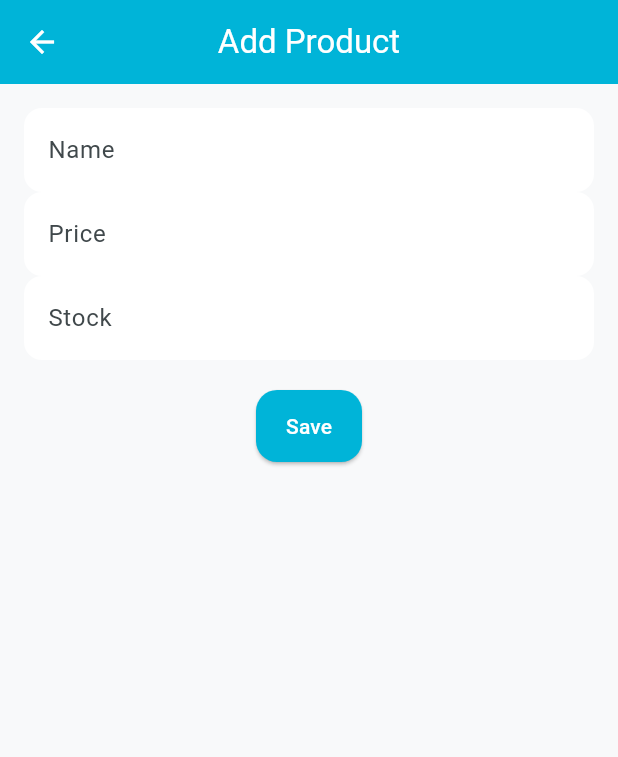
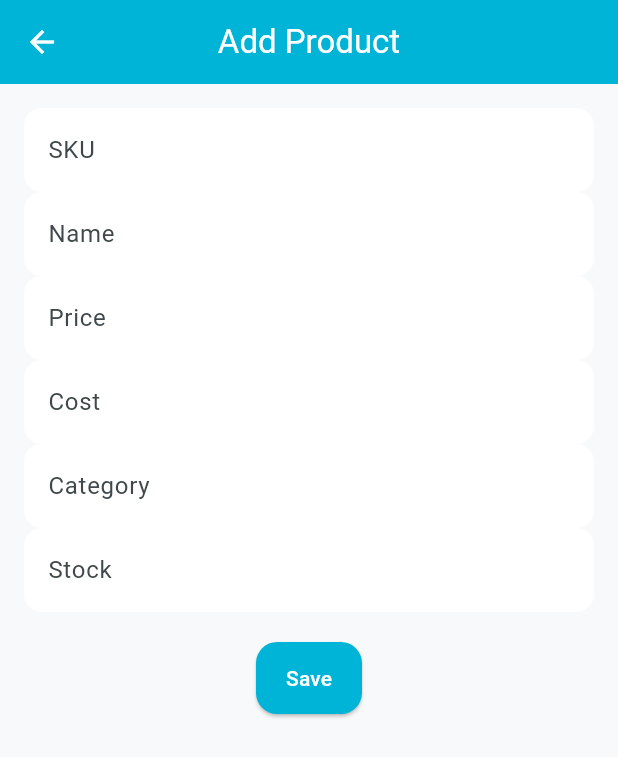
Before and after one commit to rabeelfatma/Flutter-Sp23-BSE-032-6A-Rabeel-Fatima, a Flutter app: the InventoryListScreen screen opened by its route, after a tap on the "add" icon, on a phone screen of 412 x 824 dp. Shown: the top 757 px of the screen. Run offline on Flutter 3.47's test engine with Material 3 defaults, Android fonts, the phone set to English and light mode, and no system bars; our stand-ins replace cloud_firestore, csv, fl_chart, flutter_local_notifications, font_awesome_flutter, google_fonts and 7 more; missing offline and left inert: android_intent_plus; accounts and stored records are empty.

Commit message:
Commit 2: Product & Inventory Management

```diff
--- a/labfinal/pospharmacy/lib/database/sqlite_helper.dart
+++ b/labfinal/pospharmacy/lib/database/sqlite_helper.dart
@@ -16,7 +16,7 @@ class SQLiteHelper {
     String path = join(await getDatabasesPath(), 'pospharmacy.db');
     return await openDatabase(
       path,
-      version: 3,
+      version: 4,
       onCreate: _onCreate,
       onUpgrade: _onUpgrade,
     );
@@ -27,10 +27,23 @@ class SQLiteHelper {
     await db.execute('''
       CREATE TABLE products(
         id INTEGER PRIMARY KEY AUTOINCREMENT,
+        sku TEXT,
         name TEXT,
         price REAL,
+        cost REAL,
+        category TEXT,
         stock INTEGER,
         synced INTEGER DEFAULT 0
+      )
+    ''');
+
+    await db.execute('''
+      CREATE TABLE stock_history(
+        id INTEGER PRIMARY KEY AUTOINCREMENT,
+        product_id INTEGER,
+        change INTEGER,
+        type TEXT,  -- in/out
+        date TEXT
       )
     ''');
 
@@ -101,6 +114,18 @@ class SQLiteHelper {
         )
       ''');
     }
+
+    if (oldVersion < 4) {
+      await db.execute('''
+        CREATE TABLE IF NOT EXISTS stock_history(
+          id INTEGER PRIMARY KEY AUTOINCREMENT,
+          product_id INTEGER,
+          change INTEGER,
+          type TEXT,
+          date TEXT
+        )
+      ''');
+    }
   }
 
   // ---------------- PRODUCTS ----------------
@@ -141,6 +166,22 @@ class SQLiteHelper {
       {'stock': newStock},
       where: 'id = ?',
       whereArgs: [productId],
+    );
+  }
+
+  // ---------------- STOCK HISTORY ----------------
+  static Future<int> insertStockHistory(Map<String, dynamic> row) async {
+    final db = await database;
+    return db.insert('stock_history', row);
+  }
+
+  static Future<List<Map<String, dynamic>>> getStockHistory(int productId) async {
+    final db = await database;
+    return db.query(
+      'stock_history',
+      where: 'product_id = ?',
+      whereArgs: [productId],
+      orderBy: 'date DESC',
     );
   }
 
@@ -191,7 +232,6 @@ class SQLiteHelper {
     return db.delete('customers', where: 'id = ?', whereArgs: [id]);
   }
 
-  /// ✅ FIXED: Customer purchase history (latest first)
   static Future<List<Map<String, dynamic>>> getCustomerHistory(int customerId) async {
     final db = await database;
     return db.query(
@@ -202,7 +242,6 @@ class SQLiteHelper {
     );
   }
 
-  /// ✅ Walk-in customer sales (no customer_id)
   static Future<List<Map<String, dynamic>>> getWalkInSales() async {
     final db = await database;
     return db.query(
--- a/labfinal/pospharmacy/lib/models/product_model.dart
+++ b/labfinal/pospharmacy/lib/models/product_model.dart
@@ -1,57 +1,74 @@
 class ProductModel {
   int? id;
+  String sku;
   String name;
   double price;
+  double cost;
+  String category;
   int stock;
   int synced; // 0 = not synced, 1 = synced
 
   ProductModel({
     this.id,
+    required this.sku,
     required this.name,
     required this.price,
+    required this.cost,
+    required this.category,
     required this.stock,
     this.synced = 0,
   });
 
-  // Convert to Map for SQLite
   Map<String, dynamic> toMap() {
     return {
       'id': id,
+      'sku': sku,
       'name': name,
       'price': price,
+      'cost': cost,
+      'category': category,
       'stock': stock,
       'synced': synced,
     };
   }
 
-  // Convert from SQLite Map to ProductModel
   factory ProductModel.fromMap(Map<String, dynamic> map) {
     return ProductModel(
       id: map['id'],
-      name: map['name'],
+      sku: map['sku'] ?? '',
+      name: map['name'] ?? '',
       price: map['price']?.toDouble() ?? 0.0,
+      cost: map['cost']?.toDouble() ?? 0.0,
+      category: map['category'] ?? '',
       stock: map['stock'] ?? 0,
       synced: map['synced'] ?? 0,
     );
   }
 
-  // Copy for updates
   ProductModel copyWith({
     int? id,
+    String? sku,
     String? name,
     double? price,
+    double? cost,
+    String? category,
     int? stock,
     int? synced,
   }) {
     return ProductModel(
       id: id ?? this.id,
+      sku: sku ?? this.sku,
       name: name ?? this.name,
       price: price ?? this.price,
+      cost: cost ?? this.cost,
+      category: category ?? this.category,
       stock: stock ?? this.stock,
       synced: synced ?? this.synced,
     );
   }
 
   @override
-  String toString() => 'Product(id: $id, name: $name, price: $price, stock: $stock, synced: $synced)';
+  String toString() {
+    return 'Product(id: $id, sku: $sku, name: $name, price: $price, cost: $cost, category: $category, stock: $stock, synced: $synced)';
+  }
 }
--- a/labfinal/pospharmacy/lib/ui/inventory/add_product_screen.dart
+++ b/labfinal/pospharmacy/lib/ui/inventory/add_product_screen.dart
@@ -11,15 +11,41 @@ class AddProductScreen extends StatefulWidget {
 
 class _AddProductScreenState extends State<AddProductScreen> {
   final _formKey = GlobalKey<FormState>();
+  String sku = '';
   String name = '';
   double price = 0;
+  double cost = 0;
+  String category = '';
   int stock = 0;
 
   void _saveProduct() async {
     if (_formKey.currentState!.validate()) {
       _formKey.currentState!.save();
-      final product = ProductModel(name: name, price: price, stock: stock);
-      await SQLiteHelper.insertProduct(product.toMap());
+      final product = ProductModel(
+        sku: sku,
+        name: name,
+        price: price,
+        cost: cost,
+        category: category,
+        stock: stock,
+      );
+      int productId = await SQLiteHelper.insertProduct(product.toMap());
+
+      // Inventory Control: Stock History
+      await SQLiteHelper.insertStockHistory({
+        'product_id': productId,
+        'change': stock,
+        'type': 'in',
+        'date': DateTime.now().toIso8601String(),
+      });
+
+      // Low stock alert
+      if (stock <= 5) {
+        ScaffoldMessenger.of(context).showSnackBar(
+          SnackBar(content: Text('Warning: Low stock (${stock})!')),
+        );
+      }
+
       Navigator.pop(context);
     }
   }
@@ -32,8 +58,14 @@ class _AddProductScreenState extends State<AddProductScreen> {
         padding: const EdgeInsets.all(16),
         child: Form(
           key: _formKey,
+          child: SingleChildScrollView(
             child: Column(
               children: [
+                TextFormField(
+                  decoration: const InputDecoration(labelText: 'SKU'),
+                  validator: (v) => v!.isEmpty ? 'Enter SKU' : null,
+                  onSaved: (v) => sku = v!,
+                ),
                 TextFormField(
                   decoration: const InputDecoration(labelText: 'Name'),
                   validator: (v) => v!.isEmpty ? 'Enter name' : null,
@@ -47,6 +79,18 @@ class _AddProductScreenState extends State<AddProductScreen> {
                   onSaved: (v) => price = double.parse(v!),
                 ),
                 TextFormField(
+                  decoration: const InputDecoration(labelText: 'Cost'),
+                  keyboardType:
+                  const TextInputType.numberWithOptions(decimal: true),
+                  validator: (v) => v!.isEmpty ? 'Enter cost' : null,
+                  onSaved: (v) => cost = double.parse(v!),
+                ),
+                TextFormField(
+                  decoration: const InputDecoration(labelText: 'Category'),
+                  validator: (v) => v!.isEmpty ? 'Enter category' : null,
+                  onSaved: (v) => category = v!,
+                ),
+                TextFormField(
                   decoration: const InputDecoration(labelText: 'Stock'),
                   keyboardType: TextInputType.number,
                   validator: (v) => v!.isEmpty ? 'Enter stock' : null,
@@ -58,6 +102,7 @@ class _AddProductScreenState extends State<AddProductScreen> {
             ),
           ),
         ),
+      ),
     );
   }
 }
--- a/labfinal/pospharmacy/lib/ui/inventory/edit_product_screen.dart
+++ b/labfinal/pospharmacy/lib/ui/inventory/edit_product_screen.dart
@@ -12,24 +12,60 @@ class EditProductScreen extends StatefulWidget {
 
 class _EditProductScreenState extends State<EditProductScreen> {
   final _formKey = GlobalKey<FormState>();
+  late String sku;
   late String name;
   late double price;
+  late double cost;
+  late String category;
   late int stock;
 
   @override
   void initState() {
     super.initState();
+    sku = widget.product.sku;
     name = widget.product.name;
     price = widget.product.price;
+    cost = widget.product.cost;
+    category = widget.product.category;
     stock = widget.product.stock;
   }
 
   void _updateProduct() async {
     if (_formKey.currentState!.validate()) {
       _formKey.currentState!.save();
+
+      int stockDiff = stock - widget.product.stock;
+      String type = stockDiff >= 0 ? 'in' : 'out';
+
       final updated = ProductModel(
-          id: widget.product.id, name: name, price: price, stock: stock);
+        id: widget.product.id,
+        sku: sku,
+        name: name,
+        price: price,
+        cost: cost,
+        category: category,
+        stock: stock,
+      );
+
       await SQLiteHelper.updateProduct(widget.product.id!, updated.toMap());
+
+      // Inventory Control: Stock History
+      if (stockDiff != 0) {
+        await SQLiteHelper.insertStockHistory({
+          'product_id': widget.product.id!,
+          'change': stockDiff.abs(),
+          'type': type,
+          'date': DateTime.now().toIso8601String(),
+        });
+      }
+
+      // Low stock alert
+      if (stock <= 5) {
+        ScaffoldMessenger.of(context).showSnackBar(
+          SnackBar(content: Text('Warning: Low stock (${stock})!')),
+        );
+      }
+
       Navigator.pop(context);
     }
   }
@@ -42,8 +78,15 @@ class _EditProductScreenState extends State<EditProductScreen> {
         padding: const EdgeInsets.all(16),
         child: Form(
           key: _formKey,
+          child: SingleChildScrollView(
             child: Column(
               children: [
+                TextFormField(
+                  initialValue: sku,
+                  decoration: const InputDecoration(labelText: 'SKU'),
+                  validator: (v) => v!.isEmpty ? 'Enter SKU' : null,
+                  onSaved: (v) => sku = v!,
+                ),
                 TextFormField(
                   initialValue: name,
                   decoration: const InputDecoration(labelText: 'Name'),
@@ -59,6 +102,20 @@ class _EditProductScreenState extends State<EditProductScreen> {
                   onSaved: (v) => price = double.parse(v!),
                 ),
                 TextFormField(
+                  initialValue: cost.toString(),
+                  decoration: const InputDecoration(labelText: 'Cost'),
+                  keyboardType:
+                  const TextInputType.numberWithOptions(decimal: true),
+                  validator: (v) => v!.isEmpty ? 'Enter cost' : null,
+                  onSaved: (v) => cost = double.parse(v!),
+                ),
+                TextFormField(
+                  initialValue: category,
+                  decoration: const InputDecoration(labelText: 'Category'),
+                  validator: (v) => v!.isEmpty ? 'Enter category' : null,
+                  onSaved: (v) => category = v!,
+                ),
+                TextFormField(
                   initialValue: stock.toString(),
                   decoration: const InputDecoration(labelText: 'Stock'),
                   keyboardType: TextInputType.number,
@@ -72,6 +129,7 @@ class _EditProductScreenState extends State<EditProductScreen> {
             ),
           ),
         ),
+      ),
     );
   }
 }
--- a/labfinal/pospharmacy/lib/ui/inventory/inventory_list_screen.dart
+++ b/labfinal/pospharmacy/lib/ui/inventory/inventory_list_screen.dart
@@ -31,22 +31,20 @@ class _InventoryListScreenState extends State<InventoryListScreen> {
   void _goToAddProduct() async {
     await Navigator.push(
         context, MaterialPageRoute(builder: (_) => const AddProductScreen()));
-    _loadProducts(); // refresh after add
+    _loadProducts();
   }
 
   void _goToEditProduct(ProductModel product) async {
     await Navigator.push(
         context,
-        MaterialPageRoute(
-            builder: (_) => EditProductScreen(product: product)));
-    _loadProducts(); // refresh after edit
+        MaterialPageRoute(builder: (_) => EditProductScreen(product: product)));
+    _loadProducts();
   }
 
   void _goToProductDetail(ProductModel product) {
     Navigator.push(
         context,
-        MaterialPageRoute(
-            builder: (_) => ProductDetailScreen(product: product)));
+        MaterialPageRoute(builder: (_) => ProductDetailScreen(product: product)));
   }
 
   void _deleteProduct(ProductModel product) async {
@@ -71,7 +69,8 @@ class _InventoryListScreenState extends State<InventoryListScreen> {
           final p = products[index];
           return ListTile(
             title: Text(p.name),
-            subtitle: Text('Stock: ${p.stock} | Price: \$${p.price}'),
+            subtitle: Text(
+                'Stock: ${p.stock} | Price: \$${p.price} | Category: ${p.category}'),
             trailing: Row(
               mainAxisSize: MainAxisSize.min,
               children: [
@@ -83,6 +82,8 @@ class _InventoryListScreenState extends State<InventoryListScreen> {
                     onPressed: () => _deleteProduct(p)),
               ],
             ),
+            tileColor:
+            p.stock <= 5 ? Colors.red.withOpacity(0.1) : null, // low stock highlight
             onTap: () => _goToProductDetail(p),
           );
         },
--- a/labfinal/pospharmacy/lib/ui/inventory/product_detail_screen.dart
+++ b/labfinal/pospharmacy/lib/ui/inventory/product_detail_screen.dart
@@ -16,9 +16,15 @@ class ProductDetailScreen extends StatelessWidget {
           children: [
             Text('Name: ${product.name}', style: const TextStyle(fontSize: 18)),
             const SizedBox(height: 10),
+            Text('SKU: ${product.sku}', style: const TextStyle(fontSize: 18)),
+            const SizedBox(height: 10),
             Text('Price: \$${product.price}', style: const TextStyle(fontSize: 18)),
             const SizedBox(height: 10),
+            Text('Cost: \$${product.cost}', style: const TextStyle(fontSize: 18)),
+            const SizedBox(height: 10),
             Text('Stock: ${product.stock}', style: const TextStyle(fontSize: 18)),
+            const SizedBox(height: 10),
+            Text('Category: ${product.category}', style: const TextStyle(fontSize: 18)),
           ],
         ),
       ),
```
Also changed, not shown: labfinal/pospharmacy/lib/repositories/product_repository.dart (+48 -6 lines). Lines whose indentation alone changed are shown as unchanged.
